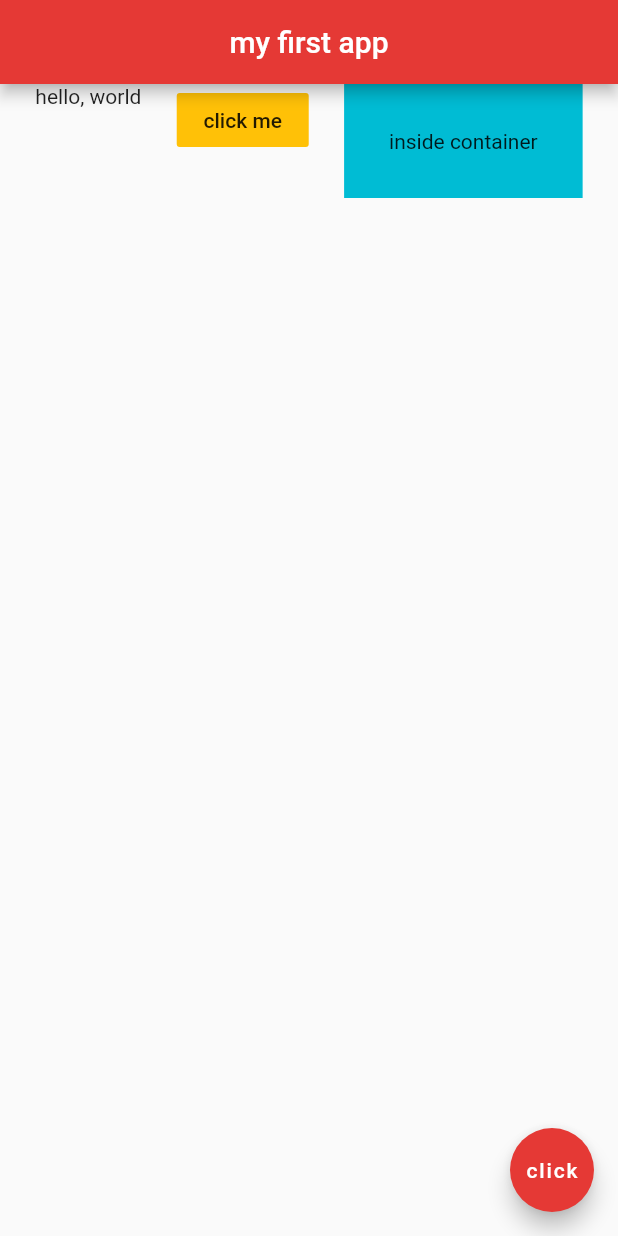
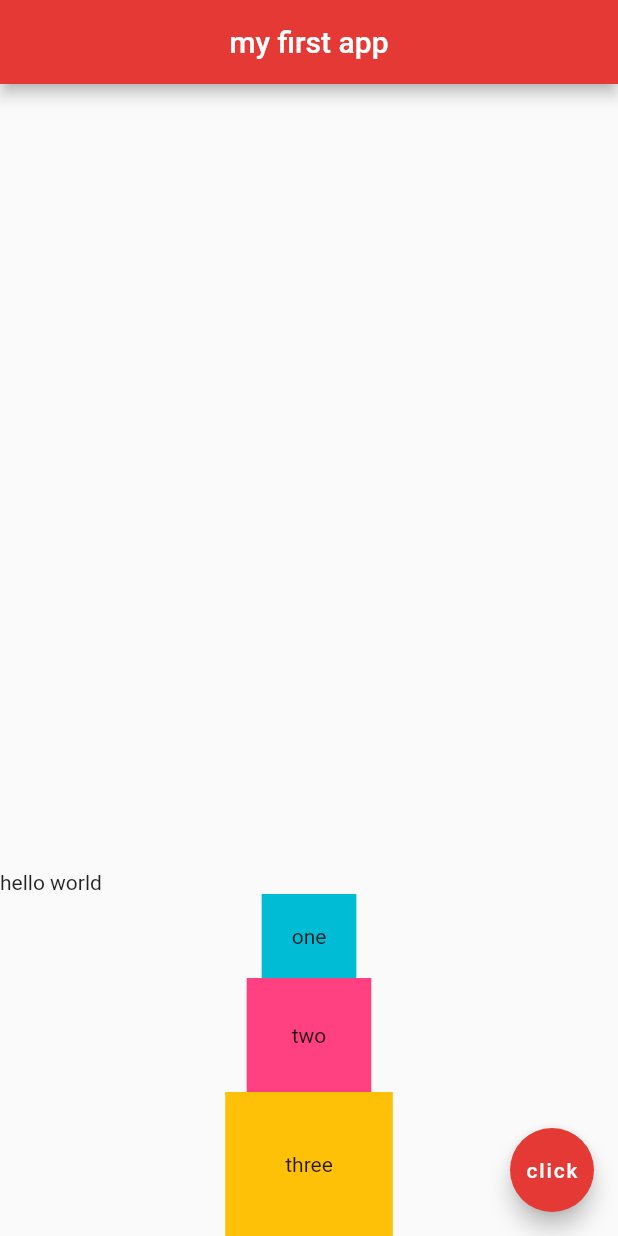
Before and after one commit to rekib0023/learning-flutter, a Flutter app: the screen it shows after launch, on a phone screen of 412 x 824 dp. Run offline on Flutter 3.47's test engine with Material 2 defaults, Android fonts, the phone set to English and light mode, and no system bars.

Commit message:
using column widget

```diff
--- a/lib/main.dart
+++ b/lib/main.dart
@@ -13,20 +13,30 @@ class Home extends StatelessWidget {
       centerTitle: true,
       backgroundColor: Colors.red[600],
     ),
-    body: Row(
-      mainAxisAlignment: MainAxisAlignment.spaceEvenly,
-      crossAxisAlignment: CrossAxisAlignment.start,
+    body: Column(
+      mainAxisAlignment: MainAxisAlignment.end,
+      crossAxisAlignment: CrossAxisAlignment.center,
       children: <Widget>[
-        Text('hello, world'),
-        FlatButton(
-          onPressed: () {},
-          color: Colors.amber,
-          child: Text('click me'),
+        Row(
+          children: <Widget>[
+            Text('hello'),
+            Text(' world'),
+          ],
         ),
         Container(
+          padding: EdgeInsets.all(20.0),
           color: Colors.cyan,
+          child: Text('one'),
+        ),
+        Container(
           padding: EdgeInsets.all(30.0),
-          child: Text('inside container'),
+          color: Colors.pinkAccent,
+          child: Text('two'),
+        ),
+        Container(
+          padding: EdgeInsets.all(40.0),
+          color: Colors.amber,
+          child: Text('three'),
         ),
       ],
     ),
```
